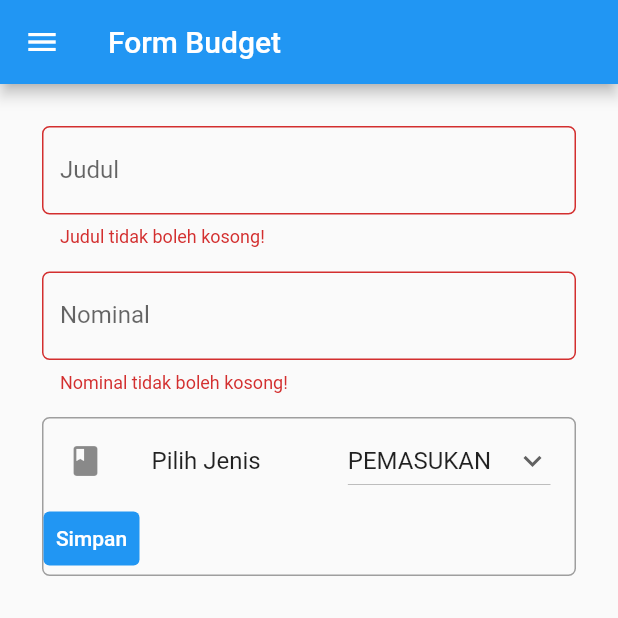
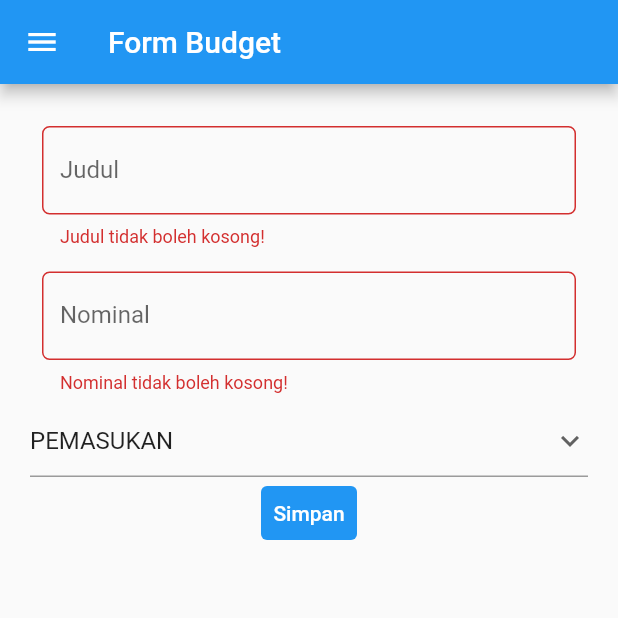
Before and after one commit to joanisvaa/pbp-flutter-tugas, a Flutter app: the MyFormPage screen opened directly, after a tap on "Simpan", on a phone screen of 412 x 824 dp, the top half of it. Run offline on Flutter 3.47's test engine with Material 2 defaults, Android fonts, the phone set to English and light mode, and no system bars.

Commit message:
Menyelesaikan tugas 8

```diff
--- a/counter_7/lib/data.dart
+++ b/counter_7/lib/data.dart
@@ -2,10 +2,6 @@ class Data {
   static List<String> juduls = [];
   static List<double> nominals = [];
   static List<String> budgets = [];
-
-  String judul = '';
-  double nominal = 0;
-  String budget = '';
 
   static void addJudul({required judul}) {
     juduls.add(judul);
--- a/counter_7/lib/dataBudget.dart
+++ b/counter_7/lib/dataBudget.dart
@@ -86,7 +86,10 @@ class _DataBudgetPageState extends State<DataBudgetPage> {
                                     style: const TextStyle(fontSize: 12),
                                   )
                                 ])
-                          ])));
+                          ]
+                          )
+                          )
+                          );
             }));
   }
 }
--- a/counter_7/lib/form.dart
+++ b/counter_7/lib/form.dart
@@ -18,9 +18,6 @@ class _MyFormPageState extends State<MyFormPage> {
   double _nominal = 0;
   String _budget = 'PEMASUKAN';
   List<String> _jenisBudget = ['PEMASUKAN', 'PENGELUARAN'];
-  List<String> _juduls = [];
-  List<double> _nominals = [];
-  List<String> _budgets = [];
 
   @override
   Widget build(BuildContext context) {
@@ -147,21 +144,7 @@ class _MyFormPageState extends State<MyFormPage> {
                     },
                   ),
                 ),
-                Container(
-                  margin: const EdgeInsets.all(8),
-                  decoration: BoxDecoration(
-                    border: Border.all(color: Colors.grey),
-                    borderRadius: BorderRadius.circular(5),
-                  ),
-                  child: Column(
-                    crossAxisAlignment: CrossAxisAlignment.start,
-                    children: [
-                      ListTile(
-                        leading: const Icon(Icons.class_),
-                        title: const Text(
-                          'Pilih Jenis',
-                        ),
-                        trailing: DropdownButton(
+                DropdownButtonFormField(
                   value: _budget,
                   icon: const Icon(Icons.keyboard_arrow_down),
                   items: _jenisBudget.map((String items) {
@@ -176,26 +159,27 @@ class _MyFormPageState extends State<MyFormPage> {
                     });
                   },
                 ),
-                      ),
                 TextButton(
                   child: const Text(
                     "Simpan",
                     style: TextStyle(color: Colors.white),
                   ),
                   style: ButtonStyle(
-                          backgroundColor:
-                              MaterialStateProperty.all(Colors.blue),
+                    backgroundColor: MaterialStateProperty.all(Colors.blue),
                   ),
                   onPressed: () {
                     if (_formKey.currentState!.validate()) {
                       Data.addJudul(judul: _judul);
                       Data.addNominal(nominal: _nominal);
                       Data.addBudget(budget: _budget);
+
+                      Navigator.pushReplacement(
+                        context,
+                        MaterialPageRoute(
+                            builder: (context) => const MyFormPage()),
+                      );
                     }
                   },
-                      ),
-                    ],
-                  ),
                 ),
               ],
             ),
```
Also changed, not shown: 1 other file. Lines whose indentation alone changed are shown as unchanged.
